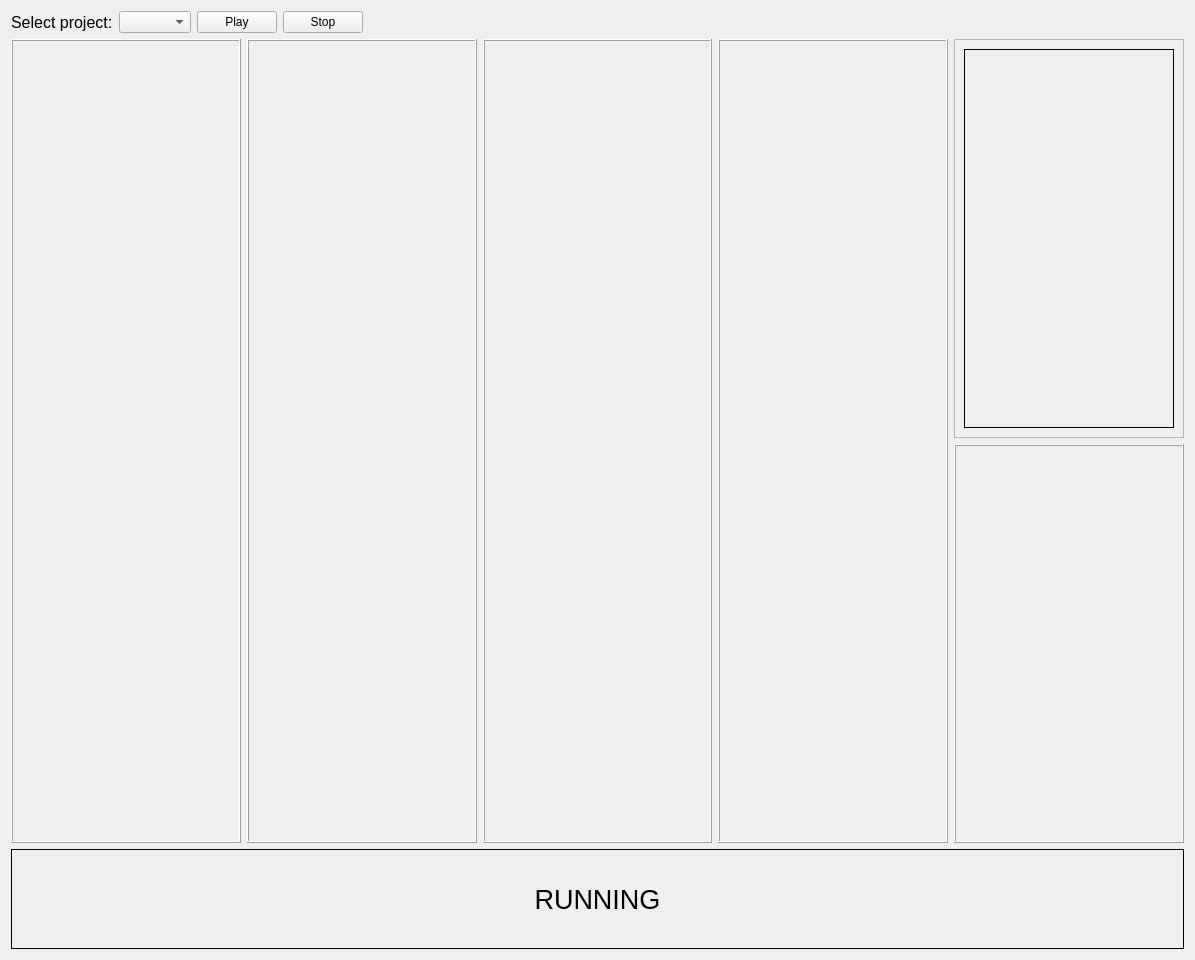
The window that ui/ui/process_tab.ui (ADPL-190400/bottle-inspection) describes before a commit, drawn with Qt 5.
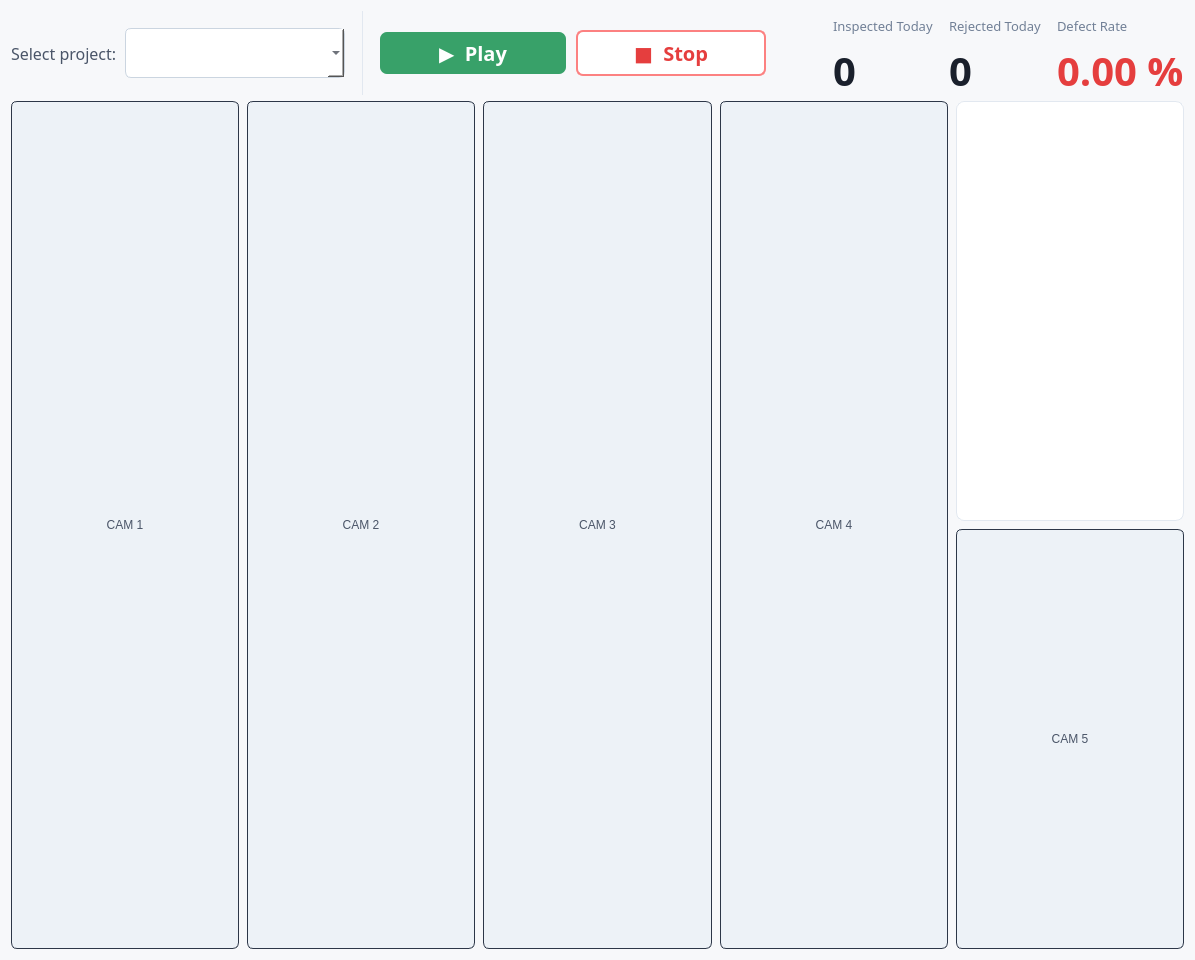
The same window after the commit.

```diff
--- a/ui/ui/process_tab.ui
+++ b/ui/ui/process_tab.ui
@@ -10,34 +10,143 @@
     <height>960</height>
    </rect>
   </property>
+  <property name="font">
+   <font>
+    <family>Segoe UI,Arial,sans-serif</family>
+    <pointsize>9</pointsize>
+   </font>
+  </property>
   <property name="windowTitle">
    <string>Form</string>
   </property>
-  <layout class="QHBoxLayout" name="horizontalLayout_5">
-   <item>
-    <layout class="QVBoxLayout" name="verticalLayout_3">
-     <item>
+  <property name="styleSheet">
+   <string notr="true">
+/* ── Global ── */
+QWidget {
+    background-color: #F7F8FA;
+    font-family: &quot;Segoe UI&quot;, Arial, sans-serif;
+
+    color: #1A202C;
+}
+
+/* ── Toolbar row ── */
+QWidget#toolbarRow {
+    background-color: #FFFFFF;
+    border-bottom: 1px solid #E2E8F0;
+    min-height: 64px;
+    max-height: 64px;
+}
+
+/* ── Labels ── */
+QLabel {
+    background-color: transparent;
+    color: #4A5568;
+}
+
+/* ── ComboBox ── */
+QComboBox {
+    background-color: #FFFFFF;
+    border: 1px solid #CBD5E0;
+    border-radius: 6px;
+    padding: 6px 12px;
+    color: #1A202C;
+    min-height: 36px;
+    selection-background-color: #EBF4FF;
+}
+QComboBox:hover { border-color: #2563EB; }
+
+QComboBox QAbstractItemView {
+    background-color: #FFFFFF;
+    border: 1px solid #E2E8F0;
+    border-radius: 6px;
+    selection-background-color: #EBF4FF;
+    selection-color: #2563EB;
+    padding: 4px;
+}
+
+/* ── Play button ── */
+QPushButton#btn_play {
+    background-color: #38A169;
+    color: #FFFFFF;
+
+    font-weight: bold;
+    border: none;
+    border-radius: 7px;
+    padding: 0px 28px;
+    min-height: 42px;
+    min-width: 130px;
+    max-width: 130px;
+}
+QPushButton#btn_play:hover { background-color: #2F855A; }
+QPushButton#btn_play:pressed { background-color: #276749; }
+
+/* ── Stop button ── */
+QPushButton#btn_stop {
+    background-color: #FFFFFF;
+    color: #E53E3E;
+
+    font-weight: bold;
+    border: 2px solid #FC8181;
+    border-radius: 7px;
+    padding: 0px 28px;
+    min-height: 42px;
+    min-width: 130px;
+    max-width: 130px;
+}
+QPushButton#btn_stop:hover {
+    background-color: #FFF5F5;
+    border-color: #E53E3E;
+}
+QPushButton#btn_stop:pressed {
+    background-color: #FED7D7;
+}
+
+/* ── Camera frames ── */
+QFrame#frame_1, QFrame#frame_2, QFrame#frame_3, QFrame#frame_4, QFrame#frame_5 {
+    background-color: #1A202C;
+    border: 1px solid #2D3748;
+    border-radius: 6px;
+}
+QLabel#cam_1, QLabel#cam_2, QLabel#cam_3, QLabel#cam_4, QLabel#cam_5 {
+    color: #4A5568;
+
+    background-color: transparent;
+}
+
+/* ── Result panel ── */
+QFrame#frame_6 {
+    background-color: #FFFFFF;
+    border: 1px solid #E2E8F0;
+    border-radius: 8px;
+}
+QLabel#text_result {
+    background-color: transparent;
+    color: #1A202C;
+
+    font-weight: bold;
+    border: none;
+}
+   </string>
+  </property>
       <layout class="QVBoxLayout" name="verticalLayout_2">
        <item>
         <layout class="QHBoxLayout" name="horizontalLayout_10">
+     <property name="spacing">
+      <number>16</number>
+     </property>
+     <property name="contentsMargins" stdset="0">
+      <number>0</number>
+     </property>
          <item>
           <layout class="QHBoxLayout" name="horizontalLayout_9">
+       <property name="spacing">
+        <number>8</number>
+       </property>
            <item>
             <widget class="QLabel" name="label_7">
-             <property name="minimumSize">
-              <size>
-               <width>0</width>
-               <height>0</height>
-              </size>
-             </property>
-             <property name="maximumSize">
-              <size>
-               <width>16777215</width>
-               <height>16777215</height>
-              </size>
-             </property>
              <property name="font">
               <font>
+           <family>Segoe UI,Arial,sans-serif</family>
                <pointsize>12</pointsize>
               </font>
              </property>
@@ -50,73 +159,287 @@
             <widget class="QComboBox" name="name_project">
              <property name="minimumSize">
               <size>
-               <width>0</width>
-               <height>0</height>
-              </size>
-             </property>
-             <property name="maximumSize">
-              <size>
-               <width>16777215</width>
-               <height>16777215</height>
-              </size>
-             </property>
-             <property name="sizeIncrement">
-              <size>
-               <width>0</width>
-               <height>20</height>
-              </size>
+           <width>220</width>
+           <height>50</height>
+          </size>
+         </property>
+         <property name="font">
+          <font>
+           <family>Segoe UI,Arial,sans-serif</family>
+           <pointsize>12</pointsize>
+          </font>
              </property>
             </widget>
            </item>
           </layout>
          </item>
+     <item>
+      <widget class="QFrame" name="divider1">
+       <property name="styleSheet">
+        <string>color: #E2E8F0;</string>
+       </property>
+       <property name="frameShape">
+        <enum>QFrame::VLine</enum>
+       </property>
+       <property name="frameShadow">
+        <enum>QFrame::Plain</enum>
+       </property>
+      </widget>
+     </item>
+     <item>
+      <layout class="QHBoxLayout" name="horizontalLayout_5">
+       <property name="spacing">
+        <number>10</number>
+       </property>
          <item>
           <widget class="QPushButton" name="btn_play">
+         <property name="font">
+          <font>
+           <family>Segoe UI,Arial,sans-serif</family>
+           <pointsize>15</pointsize>
+           <weight>75</weight>
+           <bold>true</bold>
+          </font>
+         </property>
+         <property name="cursor">
+          <cursorShape>PointingHandCursor</cursorShape>
+         </property>
            <property name="text">
-            <string>Play</string>
+          <string>▶  Play</string>
            </property>
           </widget>
          </item>
          <item>
           <widget class="QPushButton" name="btn_stop">
+         <property name="font">
+          <font>
+           <family>Segoe UI,Arial,sans-serif</family>
+           <pointsize>15</pointsize>
+           <weight>75</weight>
+           <bold>true</bold>
+          </font>
+         </property>
+         <property name="cursor">
+          <cursorShape>PointingHandCursor</cursorShape>
+         </property>
            <property name="text">
-            <string>Stop</string>
-           </property>
-          </widget>
+          <string>■  Stop</string>
+         </property>
+        </widget>
+       </item>
+      </layout>
          </item>
          <item>
           <spacer name="horizontalSpacer">
            <property name="orientation">
             <enum>Qt::Horizontal</enum>
            </property>
-           <property name="sizeType">
-            <enum>QSizePolicy::Expanding</enum>
-           </property>
            <property name="sizeHint" stdset="0">
             <size>
-             <width>10</width>
-             <height>20</height>
+         <width>0</width>
+         <height>0</height>
             </size>
            </property>
           </spacer>
          </item>
+     <item>
+      <layout class="QHBoxLayout" name="horizontalLayout_11">
+       <item>
+        <layout class="QVBoxLayout" name="_5">
+         <property name="spacing">
+          <number>4</number>
+         </property>
+         <item>
+          <widget class="QLabel" name="label_2">
+           <property name="maximumSize">
+            <size>
+             <width>16777215</width>
+             <height>30</height>
+            </size>
+           </property>
+           <property name="font">
+            <font>
+             <family>Segoe UI,Arial,sans-serif</family>
+             <pointsize>10</pointsize>
+            </font>
+           </property>
+           <property name="styleSheet">
+            <string notr="true"> color: #718096;</string>
+           </property>
+           <property name="text">
+            <string>Inspected Today</string>
+           </property>
+          </widget>
+         </item>
+         <item>
+          <widget class="QLabel" name="inspectedCountLabel">
+           <property name="maximumSize">
+            <size>
+             <width>16777215</width>
+             <height>50</height>
+            </size>
+           </property>
+           <property name="font">
+            <font>
+             <family>Segoe UI,Arial,sans-serif</family>
+             <pointsize>30</pointsize>
+             <weight>75</weight>
+             <bold>true</bold>
+            </font>
+           </property>
+           <property name="styleSheet">
+            <string notr="true"> font-weight: bold; color: #1A202C;</string>
+           </property>
+           <property name="text">
+            <string>0</string>
+           </property>
+          </widget>
+         </item>
+        </layout>
+       </item>
+       <item>
+        <layout class="QVBoxLayout" name="_8">
+         <property name="spacing">
+          <number>4</number>
+         </property>
+         <item>
+          <widget class="QLabel" name="label_5">
+           <property name="maximumSize">
+            <size>
+             <width>16777215</width>
+             <height>30</height>
+            </size>
+           </property>
+           <property name="font">
+            <font>
+             <family>Segoe UI,Arial,sans-serif</family>
+             <pointsize>10</pointsize>
+            </font>
+           </property>
+           <property name="styleSheet">
+            <string notr="true"> color: #718096;</string>
+           </property>
+           <property name="text">
+            <string>Rejected Today</string>
+           </property>
+          </widget>
+         </item>
+         <item>
+          <widget class="QLabel" name="rejectedCountLabel">
+           <property name="maximumSize">
+            <size>
+             <width>16777215</width>
+             <height>50</height>
+            </size>
+           </property>
+           <property name="font">
+            <font>
+             <family>Segoe UI,Arial,sans-serif</family>
+             <pointsize>30</pointsize>
+             <weight>75</weight>
+             <bold>true</bold>
+            </font>
+           </property>
+           <property name="styleSheet">
+            <string notr="true"> font-weight: bold; color: #1A202C;</string>
+           </property>
+           <property name="text">
+            <string>0</string>
+           </property>
+          </widget>
+         </item>
+        </layout>
+       </item>
+       <item>
+        <layout class="QVBoxLayout" name="_6">
+         <property name="spacing">
+          <number>4</number>
+         </property>
+         <item>
+          <widget class="QLabel" name="label_3">
+           <property name="maximumSize">
+            <size>
+             <width>16777215</width>
+             <height>30</height>
+            </size>
+           </property>
+           <property name="font">
+            <font>
+             <family>Segoe UI,Arial,sans-serif</family>
+             <pointsize>10</pointsize>
+            </font>
+           </property>
+           <property name="styleSheet">
+            <string notr="true"> color: #718096;</string>
+           </property>
+           <property name="text">
+            <string>Defect Rate</string>
+           </property>
+          </widget>
+         </item>
+         <item>
+          <widget class="QLabel" name="defectRateLabel">
+           <property name="minimumSize">
+            <size>
+             <width>0</width>
+             <height>0</height>
+            </size>
+           </property>
+           <property name="maximumSize">
+            <size>
+             <width>16777215</width>
+             <height>50</height>
+            </size>
+           </property>
+           <property name="font">
+            <font>
+             <family>Segoe UI,Arial,sans-serif</family>
+             <pointsize>30</pointsize>
+             <weight>75</weight>
+             <bold>true</bold>
+            </font>
+           </property>
+           <property name="styleSheet">
+            <string notr="true"> font-weight: bold; color: #E53E3E;</string>
+           </property>
+           <property name="text">
+            <string>0.00 %</string>
+           </property>
+          </widget>
+         </item>
+        </layout>
+       </item>
+      </layout>
+     </item>
+     <item>
+      <layout class="QHBoxLayout" name="horizontalLayout_12"/>
+     </item>
         </layout>
        </item>
        <item>
         <layout class="QHBoxLayout" name="horizontalLayout">
+     <property name="spacing">
+      <number>8</number>
+     </property>
+     <property name="contentsMargins" stdset="0">
+      <number>12</number>
+     </property>
          <item>
           <widget class="QFrame" name="frame_1">
-           <property name="frameShape">
-            <enum>QFrame::Box</enum>
-           </property>
-           <property name="frameShadow">
-            <enum>QFrame::Raised</enum>
+       <property name="styleSheet">
+        <string notr="true">background-color: #EDF2F7;</string>
+       </property>
+       <property name="frameShape">
+        <enum>QFrame::StyledPanel</enum>
            </property>
            <layout class="QHBoxLayout" name="horizontalLayout_2">
             <item>
              <widget class="QLabel" name="cam_1">
+          <property name="styleSheet">
+           <string notr="true">background-color: #EDF2F7;</string>
+          </property>
               <property name="text">
-               <string/>
+           <string>CAM 1</string>
               </property>
               <property name="alignment">
                <set>Qt::AlignCenter</set>
@@ -128,17 +451,20 @@
          </item>
          <item>
           <widget class="QFrame" name="frame_2">
-           <property name="frameShape">
-            <enum>QFrame::Box</enum>
-           </property>
-           <property name="frameShadow">
-            <enum>QFrame::Raised</enum>
+       <property name="styleSheet">
+        <string notr="true">background-color: #EDF2F7;</string>
+       </property>
+       <property name="frameShape">
+        <enum>QFrame::StyledPanel</enum>
            </property>
            <layout class="QHBoxLayout" name="horizontalLayout_3">
             <item>
              <widget class="QLabel" name="cam_2">
+          <property name="styleSheet">
+           <string notr="true">background-color: #EDF2F7;</string>
+          </property>
               <property name="text">
-               <string/>
+           <string>CAM 2</string>
               </property>
               <property name="alignment">
                <set>Qt::AlignCenter</set>
@@ -150,17 +476,17 @@
          </item>
          <item>
           <widget class="QFrame" name="frame_3">
-           <property name="frameShape">
-            <enum>QFrame::Box</enum>
-           </property>
-           <property name="frameShadow">
-            <enum>QFrame::Raised</enum>
+       <property name="styleSheet">
+        <string notr="true">background-color: #EDF2F7;</string>
+       </property>
+       <property name="frameShape">
+        <enum>QFrame::StyledPanel</enum>
            </property>
            <layout class="QHBoxLayout" name="horizontalLayout_4">
             <item>
              <widget class="QLabel" name="cam_3">
               <property name="text">
-               <string/>
+           <string>CAM 3</string>
               </property>
               <property name="alignment">
                <set>Qt::AlignCenter</set>
@@ -172,17 +498,17 @@
          </item>
          <item>
           <widget class="QFrame" name="frame_4">
-           <property name="frameShape">
-            <enum>QFrame::Box</enum>
-           </property>
-           <property name="frameShadow">
-            <enum>QFrame::Raised</enum>
+       <property name="styleSheet">
+        <string notr="true">background-color: #EDF2F7;</string>
+       </property>
+       <property name="frameShape">
+        <enum>QFrame::StyledPanel</enum>
            </property>
            <layout class="QHBoxLayout" name="horizontalLayout_6">
             <item>
              <widget class="QLabel" name="cam_4">
               <property name="text">
-               <string/>
+           <string>CAM 4</string>
               </property>
               <property name="alignment">
                <set>Qt::AlignCenter</set>
@@ -194,25 +520,25 @@
          </item>
          <item>
           <layout class="QVBoxLayout" name="verticalLayout">
+       <property name="spacing">
+        <number>8</number>
+       </property>
            <item>
             <widget class="QFrame" name="frame_6">
              <property name="frameShape">
               <enum>QFrame::StyledPanel</enum>
              </property>
-             <property name="frameShadow">
-              <enum>QFrame::Raised</enum>
-             </property>
              <layout class="QHBoxLayout" name="horizontalLayout_8">
               <item>
                <widget class="QLabel" name="text_result">
                 <property name="font">
                  <font>
-                  <pointsize>150</pointsize>
-                 </font>
-                </property>
-                <property name="frameShape">
-                 <enum>QFrame::Box</enum>
-                </property>
+              <family>Segoe UI,Arial,sans-serif</family>
+              <pointsize>80</pointsize>
+              <weight>75</weight>
+              <bold>true</bold>
+             </font>
+            </property>
                 <property name="text">
                  <string/>
                 </property>
@@ -226,17 +552,17 @@
            </item>
            <item>
             <widget class="QFrame" name="frame_5">
-             <property name="frameShape">
-              <enum>QFrame::Box</enum>
-             </property>
-             <property name="frameShadow">
-              <enum>QFrame::Raised</enum>
+         <property name="styleSheet">
+          <string notr="true">background-color: #EDF2F7;</string>
+         </property>
+         <property name="frameShape">
+          <enum>QFrame::StyledPanel</enum>
              </property>
              <layout class="QHBoxLayout" name="horizontalLayout_7">
               <item>
                <widget class="QLabel" name="cam_5">
                 <property name="text">
-                 <string/>
+             <string>CAM 5</string>
                 </property>
                 <property name="alignment">
                  <set>Qt::AlignCenter</set>
@@ -247,40 +573,6 @@
             </widget>
            </item>
           </layout>
-         </item>
-        </layout>
-       </item>
-      </layout>
-     </item>
-     <item>
-      <widget class="QLabel" name="label">
-       <property name="minimumSize">
-        <size>
-         <width>0</width>
-         <height>0</height>
-        </size>
-       </property>
-       <property name="maximumSize">
-        <size>
-         <width>16777215</width>
-         <height>100</height>
-        </size>
-       </property>
-       <property name="font">
-        <font>
-         <pointsize>20</pointsize>
-        </font>
-       </property>
-       <property name="frameShape">
-        <enum>QFrame::Box</enum>
-       </property>
-       <property name="text">
-        <string>RUNNING</string>
-       </property>
-       <property name="alignment">
-        <set>Qt::AlignCenter</set>
-       </property>
-      </widget>
      </item>
     </layout>
    </item>
```
Left out of the diff: 20 changed lines with no effect on the pictures. Lines whose indentation alone changed are shown as unchanged.
